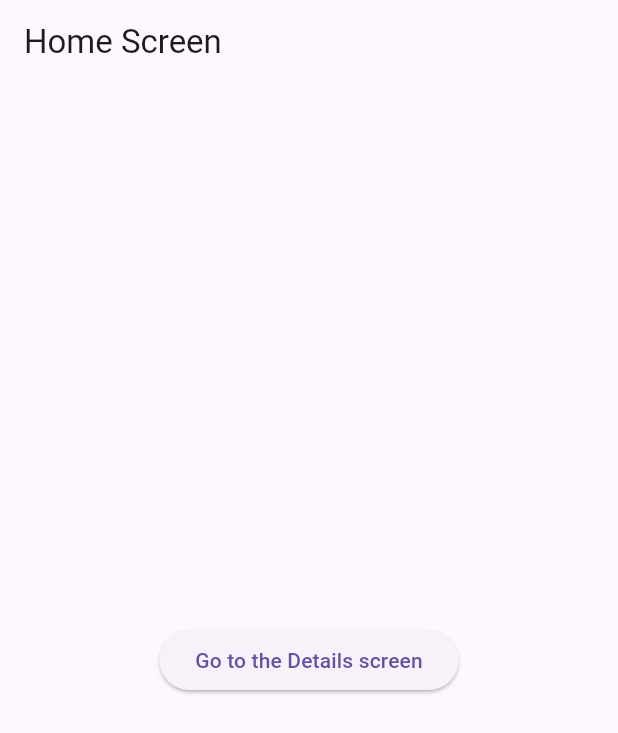
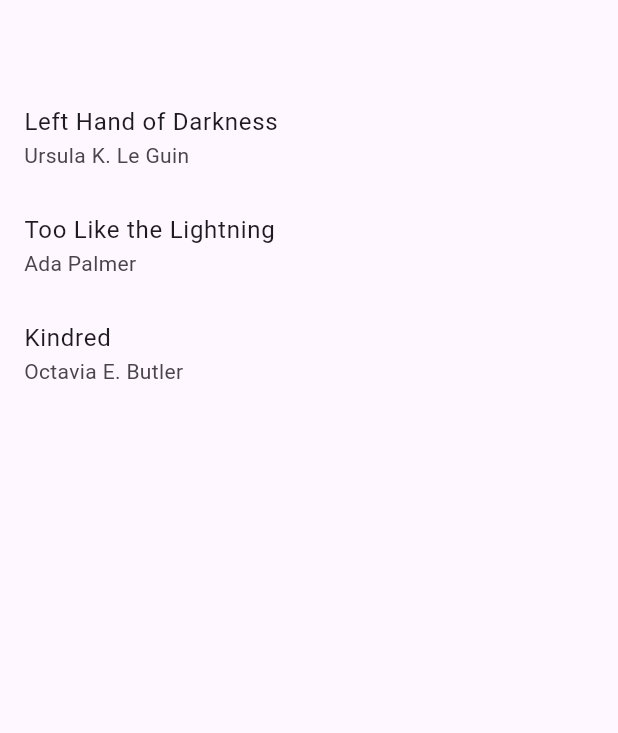
Before and after one commit to ken-ty/navigator2sample, a Flutter app: the screen it shows after launch, on a phone screen of 412 x 824 dp. Shown: the top 733 px of the screen. Run offline on Flutter 3.47's test engine with Material 3 defaults, Android fonts, the phone set to English and light mode, and no system bars; our stand-ins replace flutter_riverpod.

Commit message:
faet: 記事のサンプルコードをnull-safetyにして動作確認

```diff
--- a/lib/main.dart
+++ b/lib/main.dart
@@ -1,86 +1,267 @@
-// Copyright 2013 The Flutter Authors. All rights reserved.
-// Use of this source code is governed by a BSD-style license that can be
-// found in the LICENSE file.
+/// updated null safety code
+/// https://medium.com/flutter/learning-flutters-new-navigation-and-routing-system-7c9068155ade
 
 import 'package:flutter/material.dart';
-import 'package:go_router/go_router.dart';
+import 'package:flutter_riverpod/flutter_riverpod.dart';
 
-/// This sample app shows an app with two screens.
-///
-/// The first route '/' is mapped to [HomeScreen], and the second route
-/// '/details' is mapped to [DetailsScreen].
-///
-/// The buttons use context.go() to navigate to each destination. On mobile
-/// devices, each destination is deep-linkable and on the web, can be navigated
-/// to using the address bar.
-void main() => runApp(const MyApp());
+void main() {
+  runApp(const ProviderScope(child: BooksApp()));
+}
 
-/// The route configuration.
-final GoRouter _router = GoRouter(
-  routes: <RouteBase>[
-    GoRoute(
-      path: '/',
-      builder: (BuildContext context, GoRouterState state) {
-        return const HomeScreen();
-      },
-      routes: <RouteBase>[
-        GoRoute(
-          path: 'details',
-          builder: (BuildContext context, GoRouterState state) {
-            return const DetailsScreen();
-          },
-        ),
-      ],
-    ),
-  ],
-);
+class Book {
+  final String title;
+  final String author;
 
-/// The main app.
-class MyApp extends StatelessWidget {
-  /// Constructs a [MyApp]
-  const MyApp({super.key});
+  Book(this.title, this.author);
+}
+
+class BooksApp extends StatefulWidget {
+  const BooksApp({super.key});
+
+  @override
+  State<StatefulWidget> createState() => _BooksAppState();
+}
+
+class _BooksAppState extends State<BooksApp> {
+  final _routerDelegate = BookRouterDelegate();
+  final _routeInformationParser = BookRouteInformationParser();
 
   @override
   Widget build(BuildContext context) {
     return MaterialApp.router(
-      routerConfig: _router,
+      title: 'Books App',
+      routerDelegate: _routerDelegate,
+      routeInformationParser: _routeInformationParser,
     );
   }
 }
 
-/// The home screen
-class HomeScreen extends StatelessWidget {
-  /// Constructs a [HomeScreen]
-  const HomeScreen({super.key});
+class BookRouteInformationParser extends RouteInformationParser<BookRoutePath> {
+  @override
+  Future<BookRoutePath> parseRouteInformation(
+      RouteInformation routeInformation) async {
+    final uri = routeInformation.uri;
+    // Handle '/'
+    if (uri.pathSegments.isEmpty) {
+      return BookRoutePath.home();
+    }
+
+    // Handle '/book/:id'
+    if (uri.pathSegments.length == 2) {
+      if (uri.pathSegments[0] != 'book') return BookRoutePath.unknown();
+      var remaining = uri.pathSegments[1];
+      var id = int.tryParse(remaining);
+      if (id == null) return BookRoutePath.unknown();
+      return BookRoutePath.details(id);
+    }
+
+    // Handle unknown routes
+    return BookRoutePath.unknown();
+  }
+
+  @override
+  RouteInformation? restoreRouteInformation(BookRoutePath configuration) {
+    if (configuration.isUnknown ?? true) {
+      return RouteInformation(uri: Uri.parse('/404'));
+    }
+    if (configuration.isHomePage) {
+      return RouteInformation(uri: Uri.parse('/'));
+    }
+    if (configuration.isDetailsPage) {
+      return RouteInformation(uri: Uri.parse('/book/${configuration.id}'));
+    }
+    return null;
+  }
+}
+
+class BookRouterDelegate extends RouterDelegate<BookRoutePath>
+    with ChangeNotifier, PopNavigatorRouterDelegateMixin<BookRoutePath> {
+  @override
+  final GlobalKey<NavigatorState> navigatorKey;
+
+  Book? _selectedBook;
+  bool show404 = false;
+
+  List<Book> books = [
+    Book('Left Hand of Darkness', 'Ursula K. Le Guin'),
+    Book('Too Like the Lightning', 'Ada Palmer'),
+    Book('Kindred', 'Octavia E. Butler'),
+  ];
+
+  BookRouterDelegate() : navigatorKey = GlobalKey<NavigatorState>();
+
+  @override
+  BookRoutePath get currentConfiguration {
+    if (show404) {
+      return BookRoutePath.unknown();
+    }
+    return _selectedBook == null
+        ? BookRoutePath.home()
+        : BookRoutePath.details(books.indexOf(_selectedBook!));
+  }
+
+  @override
+  Widget build(BuildContext context) {
+    return Navigator(
+      key: navigatorKey,
+      pages: [
+        MaterialPage(
+          key: const ValueKey('BooksListPage'),
+          child: BooksListScreen(
+            books: books,
+            onTapped: _handleBookTapped,
+          ),
+        ),
+        if (show404)
+          const MaterialPage(
+              key: ValueKey('UnknownPage'), child: UnknownScreen()),
+        if (_selectedBook != null) BookDetailsPage(book: _selectedBook!),
+      ],
+      onPopPage: (route, result) {
+        if (!route.didPop(result)) {
+          return false;
+        }
+
+        // Update the list of pages by setting _selectedBook to null
+        _selectedBook = null;
+        show404 = false;
+        notifyListeners();
+
+        return true;
+      },
+    );
+  }
+
+  @override
+  Future<void> setNewRoutePath(BookRoutePath configuration) async {
+    if (configuration.isUnknown ?? true) {
+      _selectedBook = null;
+      show404 = true;
+      return;
+    }
+
+    if (configuration.isDetailsPage) {
+      if (configuration.id! < 0 || configuration.id! > books.length - 1) {
+        show404 = true;
+        return;
+      }
+
+      _selectedBook = books[configuration.id!];
+    } else {
+      _selectedBook = null;
+    }
+
+    show404 = false;
+  }
+
+  void _handleBookTapped(Book book) {
+    _selectedBook = book;
+    notifyListeners();
+  }
+}
+
+class BookDetailsPage extends Page {
+  final Book book;
+
+  BookDetailsPage({
+    required this.book,
+  }) : super(key: ValueKey(book));
+
+  @override
+  Route createRoute(BuildContext context) {
+    return MaterialPageRoute(
+      settings: this,
+      builder: (BuildContext context) {
+        return BookDetailsScreen(book: book);
+      },
+    );
+  }
+}
+
+class BookRoutePath {
+  final int? id;
+  final bool? isUnknown;
+
+  BookRoutePath.home()
+      : id = null,
+        isUnknown = false;
+
+  BookRoutePath.details(this.id) : isUnknown = false;
+
+  BookRoutePath.unknown()
+      : id = null,
+        isUnknown = true;
+
+  bool get isHomePage => id == null;
+
+  bool get isDetailsPage => id != null;
+}
+
+class BooksListScreen extends StatelessWidget {
+  final List<Book> books;
+  final ValueChanged<Book> onTapped;
+
+  const BooksListScreen({
+    super.key,
+    required this.books,
+    required this.onTapped,
+  });
 
   @override
   Widget build(BuildContext context) {
     return Scaffold(
-      appBar: AppBar(title: const Text('Home Screen')),
-      body: Center(
-        child: ElevatedButton(
-          onPressed: () => context.go('/details'),
-          child: const Text('Go to the Details screen'),
+      appBar: AppBar(),
+      body: ListView(
+        children: [
+          for (var book in books)
+            ListTile(
+              title: Text(book.title),
+              subtitle: Text(book.author),
+              onTap: () => onTapped(book),
+            )
+        ],
+      ),
+    );
+  }
+}
+
+class BookDetailsScreen extends StatelessWidget {
+  final Book book;
+
+  const BookDetailsScreen({
+    super.key,
+    required this.book,
+  });
+
+  @override
+  Widget build(BuildContext context) {
+    return Scaffold(
+      appBar: AppBar(),
+      body: Padding(
+        padding: const EdgeInsets.all(8.0),
+        child: Column(
+          crossAxisAlignment: CrossAxisAlignment.start,
+          children: [
+            ...[
+              Text(book.title, style: Theme.of(context).textTheme.titleLarge),
+              Text(book.author, style: Theme.of(context).textTheme.titleMedium),
+            ],
+          ],
         ),
       ),
     );
   }
 }
 
-/// The details screen
-class DetailsScreen extends StatelessWidget {
-  /// Constructs a [DetailsScreen]
-  const DetailsScreen({super.key});
+class UnknownScreen extends StatelessWidget {
+  const UnknownScreen({super.key});
 
   @override
   Widget build(BuildContext context) {
     return Scaffold(
-      appBar: AppBar(title: const Text('Details Screen')),
-      body: Center(
-        child: ElevatedButton(
-          onPressed: () => context.go('/'),
-          child: const Text('Go back to the Home screen'),
-        ),
+      appBar: AppBar(),
+      body: const Center(
+        child: Text('404!'),
       ),
     );
   }
```
